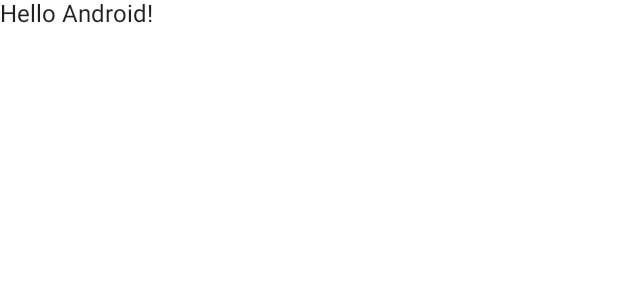
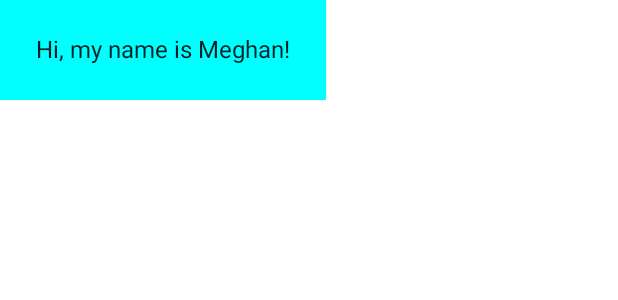
Before and after one commit to SilkZwx/ChatWork-coding-test, an Android app built with Jetpack Compose: the @Preview function DefaultPreview, on a phone screen of 412 x 824 dp. Shown: the top 300 px of the screen. Run offline under Robolectric (Android 15) with nearby library versions, the phone set to English and light mode, and no system bars.

Commit message:
課題1: チュートリアル終了

```diff
--- a/work01/app/src/main/java/com/example/greetingcard/MainActivity.kt
+++ b/work01/app/src/main/java/com/example/greetingcard/MainActivity.kt
@@ -4,12 +4,15 @@ import android.os.Bundle
 import androidx.activity.ComponentActivity
 import androidx.activity.compose.setContent
 import androidx.compose.foundation.layout.fillMaxSize
+import androidx.compose.foundation.layout.padding
 import androidx.compose.material.MaterialTheme
 import androidx.compose.material.Surface
 import androidx.compose.material.Text
 import androidx.compose.runtime.Composable
 import androidx.compose.ui.Modifier
+import androidx.compose.ui.graphics.Color
 import androidx.compose.ui.tooling.preview.Preview
+import androidx.compose.ui.unit.dp
 import com.example.greetingcard.ui.theme.GreetingCardTheme
 
 class MainActivity : ComponentActivity() {
@@ -28,13 +31,15 @@ class MainActivity : ComponentActivity() {
 
 @Composable
 fun Greeting(name: String) {
-    Text(text = "Hello $name!")
+    Surface(color = Color.Cyan) {
+        Text(text = "Hi, my name is $name!", modifier = Modifier.padding(24.dp))
+    }
 }
 
 @Preview(showBackground = true)
 @Composable
 fun DefaultPreview() {
     GreetingCardTheme {
-        Greeting("Android")
+        Greeting("Meghan")
     }
 }
```
